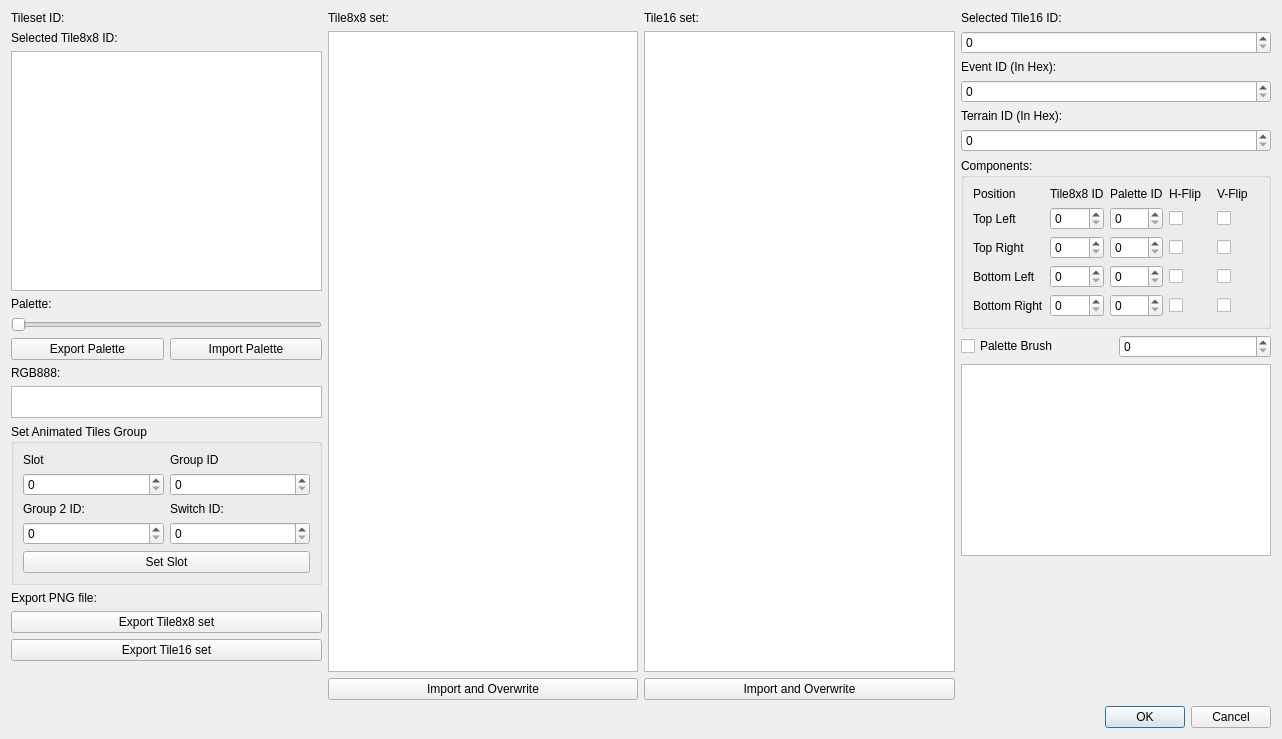
This is Dialog/TilesetEditDialog.ui in wario-land/WL4Editor as Qt 5 draws it before an edit. The edited form follows.
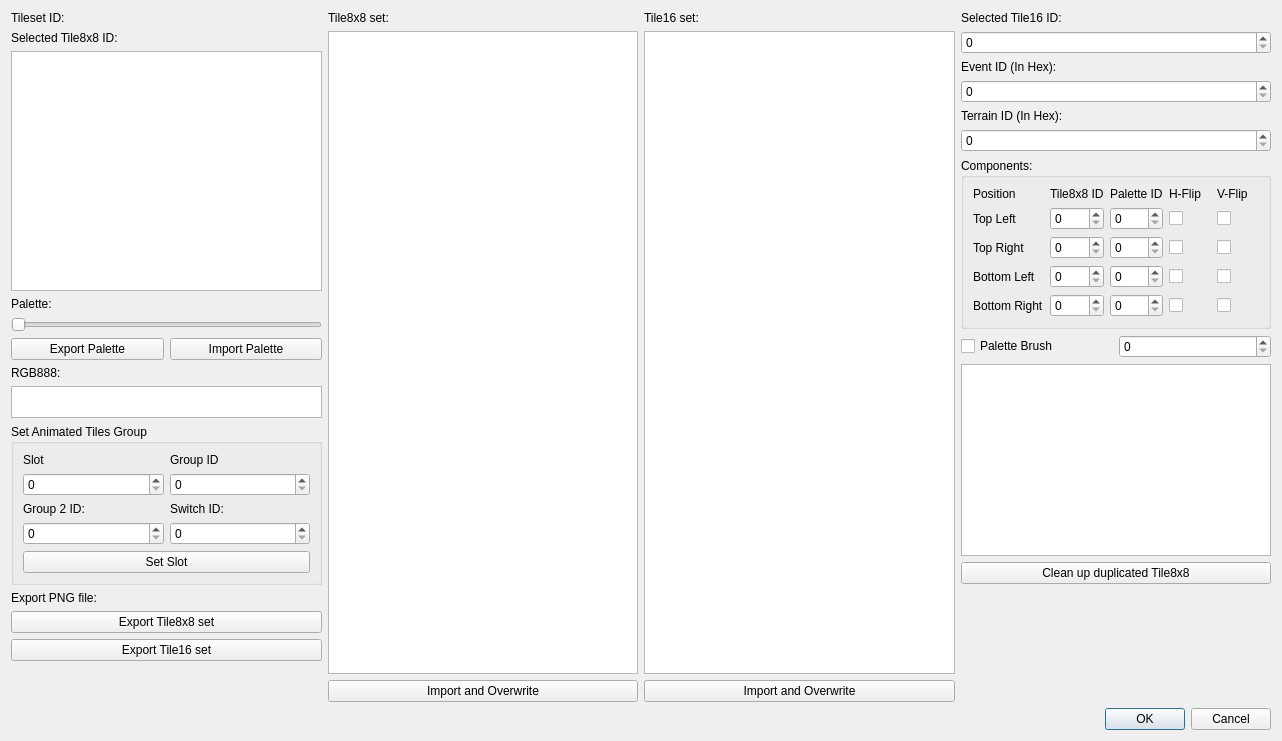
This is the edited form. Custom widgets are drawn as their Qt base class.

Commit message: implement Clean up duplicated Tile8x8s

Diff of the .ui file:
```diff
--- a/Dialog/TilesetEditDialog.ui
+++ b/Dialog/TilesetEditDialog.ui
@@ -7,7 +7,7 @@
     <x>0</x>
     <y>0</y>
     <width>1282</width>
-    <height>739</height>
+    <height>741</height>
    </rect>
   </property>
   <property name="windowTitle">
@@ -611,6 +611,13 @@
        <item>
         <widget class="QTextEdit" name="textEdit_Infos"/>
        </item>
+       <item>
+        <widget class="QPushButton" name="pushButton_CleanUpDuplicatedTile8x8">
+         <property name="text">
+          <string>Clean up duplicated Tile8x8</string>
+         </property>
+        </widget>
+       </item>
        <item>
         <spacer name="verticalSpacer_2">
          <property name="orientation">
```
The commit also changes 2 other files.
